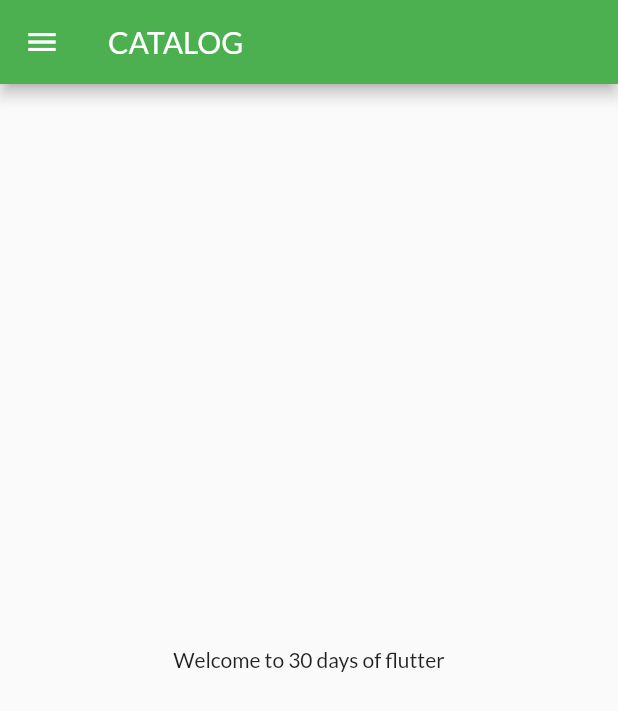
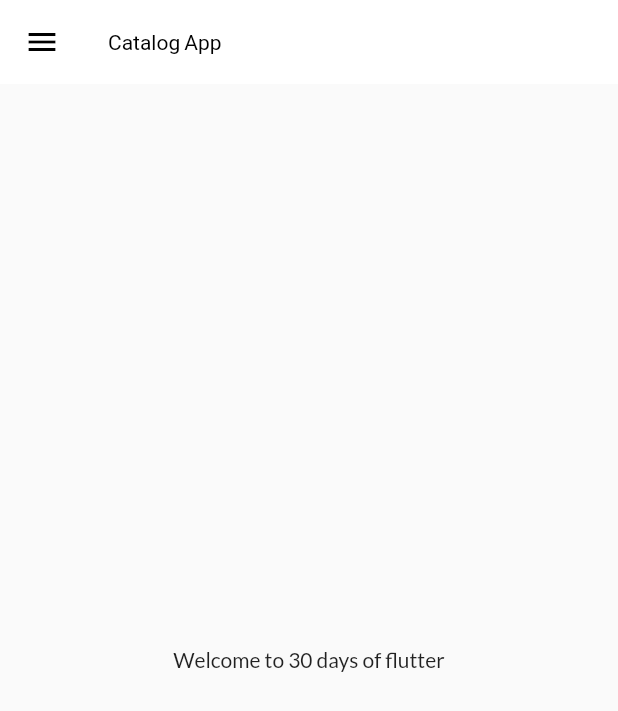
Before and after one commit to vineetsingh-27/30DaysOfFlutter, a Flutter app: the screen it shows after launch, on a phone screen of 412 x 824 dp. Shown: the top 711 px of the screen. Run offline on Flutter 3.47's test engine with Material 2 defaults, Android fonts, the phone set to English and light mode, and no system bars; our stand-ins replace google_fonts.

Commit message:
Theme updated

```diff
--- a/lib/main.dart
+++ b/lib/main.dart
@@ -2,7 +2,7 @@ import 'package:flutter/material.dart';
 import 'package:flutter_catalog/pages/home_page.dart';
 import 'package:flutter_catalog/pages/login_page.dart';
 import 'package:flutter_catalog/routes/routes.dart';
-import 'package:google_fonts/google_fonts.dart';
+import 'package:flutter_catalog/widget/theme.dart';
 
 void main() {
   runApp(const MyApp());
@@ -15,10 +15,8 @@ class MyApp extends StatelessWidget {
   Widget build(BuildContext context) {
     return MaterialApp(
       debugShowCheckedModeBanner: false,
-      theme: ThemeData(
-        primarySwatch: Colors.green,
-        fontFamily: GoogleFonts.lato().fontFamily,
-      ),
+      theme: MyTheme.lightTheme(context),
+      darkTheme: MyTheme.darkTheme(context),
       initialRoute: "/home",
       routes: {
         MyRoutes.homeRoute: (context) => const HomePage(),
--- a/lib/pages/home_page.dart
+++ b/lib/pages/home_page.dart
@@ -1,5 +1,5 @@
 import 'package:flutter/material.dart';
-import 'package:flutter_catalog/drawer/drawer.dart';
+import 'package:flutter_catalog/widget/drawer.dart';
 
 class HomePage extends StatelessWidget {
   final int days = 30;
@@ -10,8 +10,8 @@ class HomePage extends StatelessWidget {
   Widget build(BuildContext context) {
     return Scaffold(
       appBar: AppBar(
-        title: Text(
-          "Catalog".toUpperCase(),
+        title: const Text(
+          "Catalog App",
         ),
       ),
       body: const Center(
--- /dev/null
+++ b/lib/widget/theme.dart
@@ -0,0 +1,21 @@
+import 'package:flutter/material.dart';
+import 'package:google_fonts/google_fonts.dart';
+
+class MyTheme {
+  static ThemeData lightTheme(BuildContext context) => ThemeData(
+        primarySwatch: Colors.green,
+        fontFamily: GoogleFonts.lato().fontFamily,
+        appBarTheme: const AppBarTheme(
+          color: Colors.white,
+          elevation: 0.0,
+          iconTheme: IconThemeData(
+            color: Colors.black,
+          ),
+          titleTextStyle: TextStyle(color: Colors.black),
+        ),
+      );
+
+  static ThemeData darkTheme(BuildContext context) => ThemeData(
+        brightness: Brightness.dark,
+      );
+}
```
Also changed, not shown: lib/widget/drawer.dart (renamed from lib/drawer/drawer.dart).
